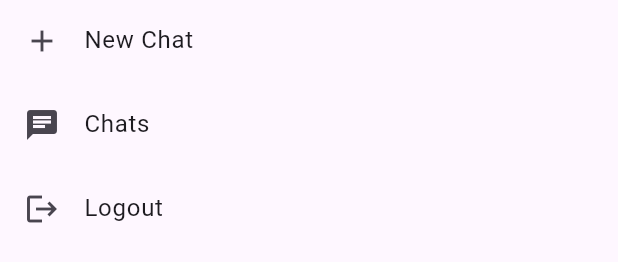
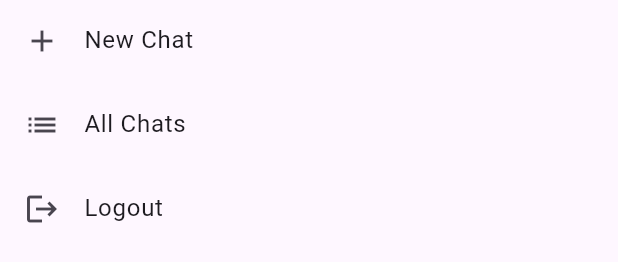
Before and after one commit to SQLek/wiydziomka, a Flutter app: the AppDrawer widget shown alone on an empty page, opened directly, on a phone screen of 412 x 824 dp. Shown: the part 255-517 px from the top of the screen. Run offline on Flutter 3.47's test engine with Material 3 defaults, Android fonts, the phone set to English and light mode, and no system bars; our stand-ins replace equatable, flutter_markdown, go_router, pocketbase, shared_preferences; missing offline and left inert: markdown; accounts and stored records are empty; network calls fail.

Commit message:
better drawer

```diff
--- a/lib/presentation/widgets/app_drawer.dart
+++ b/lib/presentation/widgets/app_drawer.dart
@@ -1,13 +1,29 @@
 import 'package:flutter/material.dart';
 import 'package:go_router/go_router.dart';
 import 'package:provider/provider.dart';
+import 'package:wyidziomka/data/models/chat_model.dart';
 import 'package:wyidziomka/data/services/auth_provider.dart';
+import 'package:wyidziomka/data/services/pocketbase_service.dart';
 
 class AppDrawer extends StatelessWidget {
   const AppDrawer({super.key});
 
   @override
   Widget build(BuildContext context) {
+    final pbService = Provider.of<PocketBaseService>(context, listen: false);
+    return LayoutBuilder(
+      builder: (context, constraints) {
+        // Estimate how many recent chats to show based on height
+        final availableHeight = constraints.maxHeight;
+        final headerHeight = 80.0;
+        final tileHeight = 56.0;
+        final staticTiles = 3; // New Chat, All Chats, Logout
+        final maxRecentChats = ((availableHeight - headerHeight) / tileHeight).floor() - staticTiles;
+        return FutureBuilder<List<ChatModel>>(
+          future: pbService.getLatestChats(limit: maxRecentChats > 0 ? maxRecentChats : 0),
+          builder: (context, snapshot) {
+            final chats = snapshot.data ?? [];
+            final recentChats = chats.take(maxRecentChats > 0 ? maxRecentChats : 0).toList();
             return ListView(
               children: [
                 const DrawerHeader(
@@ -19,9 +35,17 @@ class AppDrawer extends StatelessWidget {
                   title: const Text('New Chat'),
                   onTap: () => GoRouter.of(context).go('/'),
                 ),
+                if (recentChats.isNotEmpty) ...[
+                  const Divider(),
+                  ...recentChats.map((chat) => ListTile(
+                        leading: const Icon(Icons.chat_bubble_outline),
+                        title: Text(chat.name),
+                        onTap: () => GoRouter.of(context).go('/chat/${chat.id}'),
+                      )),
+                ],
                 ListTile(
-          leading: const Icon(Icons.chat),
-          title: const Text('Chats'),
+                  leading: const Icon(Icons.list),
+                  title: const Text('All Chats'),
                   onTap: () => GoRouter.of(context).go('/chats'),
                 ),
                 ListTile(
@@ -34,5 +58,9 @@ class AppDrawer extends StatelessWidget {
                 ),
               ],
             );
+          },
+        );
+      },
+    );
   }
 }
```
Also changed, not shown: lib/data/services/pocketbase_service.dart (+15 -0 lines). Lines whose indentation alone changed are shown as unchanged.
